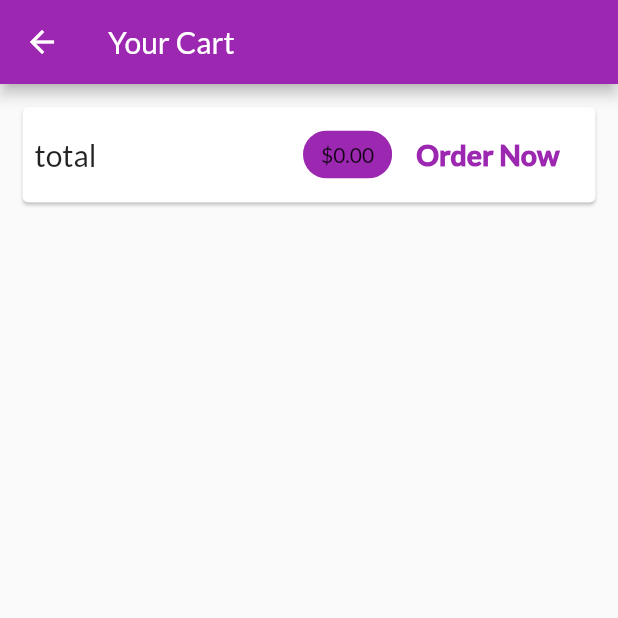
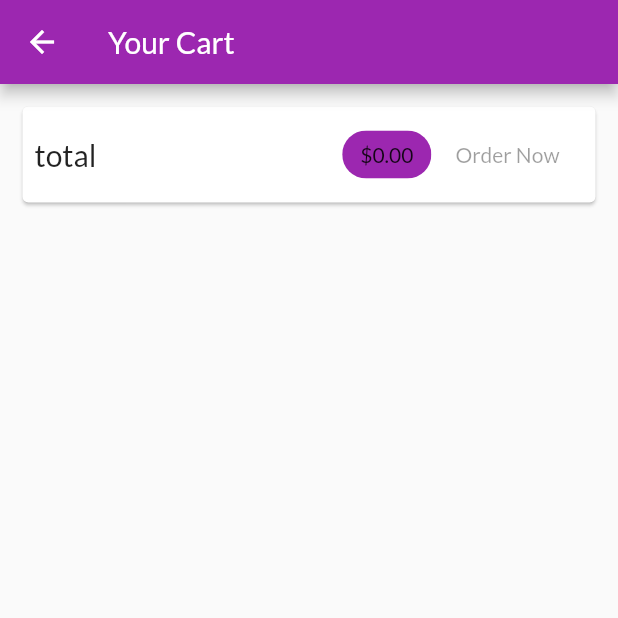
Before and after one commit to satyendrasingh8/shopApp, a Flutter app: the CartScreen screen opened by its route, on a phone screen of 412 x 824 dp, the top half of it. Run offline on Flutter 3.47's test engine with Material 2 defaults, Android fonts, the phone set to English and light mode, and no system bars; network calls fail.

```diff
--- a/lib/models/providers/cart.dart
+++ b/lib/models/providers/cart.dart
@@ -1,5 +1,7 @@
 import 'package:flutter/cupertino.dart';
 import 'package:flutter/material.dart';
+import 'package:http/http.dart' as http;
+import 'dart:convert';
 
 class CartItem {
   final String id;
@@ -59,7 +61,7 @@ class Cart with ChangeNotifier {
     notifyListeners();
   }
 
-  void addItem(String productId, double price, String title) {
+  void addItem(String productId, double price, String title) async {
     if (_items.containsKey(productId)) {
       _items.update(
           productId,
--- a/lib/models/providers/products.dart
+++ b/lib/models/providers/products.dart
@@ -122,7 +122,7 @@ class Products with ChangeNotifier {
   }
 
   Future<void> deleteProduct(String id) async {
-    final url = 'https://shopapp-a7b39.firebaseio.com/products/$id';
+    final url = 'https://shopapp-a7b39.firebaseio.com/products/$id.json';
     final existingProductIndex = _items.indexWhere((prod) => prod.id == id);
     var existingProduct = _items[existingProductIndex];
     _items.removeAt(existingProductIndex);
--- a/lib/screens/cart_screen.dart
+++ b/lib/screens/cart_screen.dart
@@ -31,21 +31,7 @@ class CartScreen extends StatelessWidget {
                     label: Text('\$${cart.totalAmount.toStringAsFixed(2)}'),
                     backgroundColor: Theme.of(context).primaryColor,
                   ),
-                  FlatButton(
-                    child: Text(
-                      'Order Now',
-                      style: TextStyle(
-                        color: Theme.of(context).primaryColor,
-                        fontWeight: FontWeight.w900,
-                        fontSize: 19,
-                      ),
-                    ),
-                    onPressed: () {
-                      Provider.of<Orders>(context, listen: false).addOrder(
-                          cart.items.values.toList(), cart.totalAmount);
-                      cart.clear();
-                    },
-                  )
+                  OrderButton(cart: cart)
                 ],
               ),
             ),
@@ -69,3 +55,40 @@ class CartScreen extends StatelessWidget {
     );
   }
 }
+
+class OrderButton extends StatefulWidget {
+  const OrderButton({
+    Key key,
+    @required this.cart,
+  }) : super(key: key);
+
+  final Cart cart;
+
+  @override
+  _OrderButtonState createState() => _OrderButtonState();
+}
+
+class _OrderButtonState extends State<OrderButton> {
+  var _isLoading = false;
+  @override
+  Widget build(BuildContext context) {
+    return FlatButton(
+      child:_isLoading ? CircularProgressIndicator() : Text(
+        'Order Now',
+      ),
+      onPressed: (widget.cart.totalAmount <= 0 || _isLoading)
+          ? null
+          : () async {
+              setState(() {
+                _isLoading = true;
+              });
+              await Provider.of<Orders>(context, listen: false).addOrder(
+                  widget.cart.items.values.toList(), widget.cart.totalAmount);
+              setState(() {
+                _isLoading = false;
+              });
+              widget.cart.clear();
+            },
+    );
+  }
+}
```
Also changed, not shown: lib/models/providers/orders.dart (+50 -3 lines), lib/models/providers/product.dart (+15 -1 lines), lib/screens/orders_screen.dart (+32 -9 lines).
